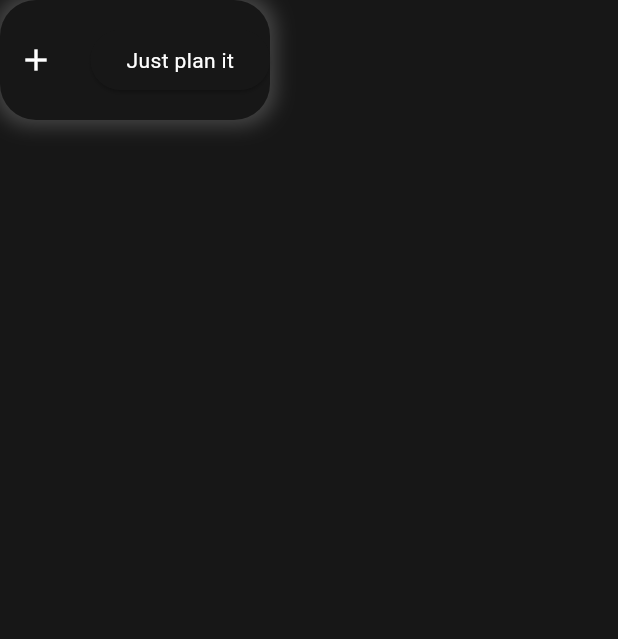
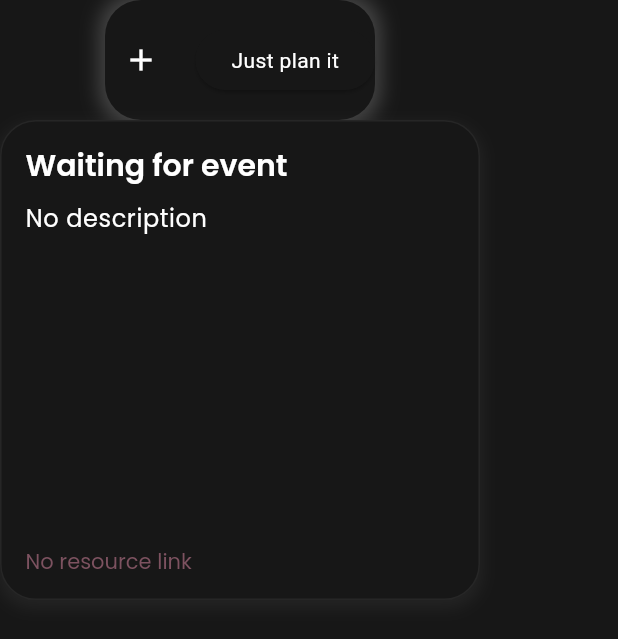
Before and after one commit to wojtekbakun/JustPlanIt, a Flutter app: the screen it shows after launch, on a phone screen of 412 x 824 dp. Shown: the top 639 px of the screen. Run offline on Flutter 3.47's test engine with Material 3 defaults, Android fonts, the light colour scheme and no system bars; our stand-ins replace google_fonts, timeline_tile.

Commit message:
passing response to event model

```diff
--- a/lib/data/models/event.dart
+++ b/lib/data/models/event.dart
@@ -1,7 +1,39 @@
+class EventDetail {
+  final int taskNumber;
+  final String title;
+  final String description;
+  final String resourceLink;
+  final String resourceLinkTitle;
+  final String startDate;
+  final String endDate;
+
+  EventDetail({
+    required this.taskNumber,
+    required this.title,
+    required this.description,
+    required this.resourceLink,
+    required this.resourceLinkTitle,
+    required this.startDate,
+    required this.endDate,
+  });
+
+  factory EventDetail.fromJson(Map<String, dynamic> json) {
+    return EventDetail(
+      taskNumber: json['taskNumber'],
+      title: json['title'],
+      description: json['description'],
+      resourceLink: json['resourceLink'],
+      resourceLinkTitle: json['resourceLinkTitle'],
+      startDate: json['startDate'],
+      endDate: json['endDate'],
+    );
+  }
+}
+
 class EventModel {
   //final String id;
   final String eventName;
-  final List<Map<String, dynamic>> events;
+  final List<dynamic> events;
 
   EventModel({
     //required this.id,
@@ -10,15 +42,14 @@ class EventModel {
   });
 
   factory EventModel.fromJson(Map<String, dynamic> json) {
+    var eventsList = json['generatedPlan']['events'] as List;
+    List<EventDetail> events =
+        eventsList.map((e) => EventDetail.fromJson(e)).toList();
+
     return EventModel(
       //id: json['id'],
       eventName: json['generatedPlan']['eventName'],
-      events: json['generatedPlan']['events'],
+      events: events,
     );
   }
 }
-
-//send http request
-//receive http response
-//parse json
-//return EventModel
--- a/lib/presentation/screens/dashboard.dart
+++ b/lib/presentation/screens/dashboard.dart
@@ -1,11 +1,4 @@
-import 'package:calend/core/constants/keys.dart';
-import 'package:calend/services/api/api_endpoints.dart';
-import 'package:calend/services/api/api_headers.dart';
-import 'package:calend/services/api/api_service.dart';
-import 'package:calend/core/utils/step_radio.dart';
 import 'package:calend/presentation/widgets/tiles/tile_event/tile_event.dart';
-import 'package:calend/presentation/widgets/tiles/tile_single_day/tile_single_day.dart';
-import 'package:calend/presentation/widgets/tiles/tile_steps/tile_steps.dart';
 import 'package:calend/presentation/widgets/tiles/tile_prompt/tile_prompt.dart';
 import 'package:flutter/material.dart';
 
@@ -21,35 +14,12 @@ class _DashboardState extends State<Dashboard> {
   Widget build(BuildContext context) {
     return Scaffold(
         backgroundColor: Theme.of(context).colorScheme.surface,
-        body: Column(
+        body: const Column(
           children: [
-            const TilePrompt(),
-            // ElevatedButton(
-            //   onPressed: () async {
-            //     final response = await apiService.get(
-            //       endpoint: ApiEndpoints.getPlanForPie,
-            //       headers: ApiHeaders
-            //           .onlyBearerHeader, //!TODO remove bearer when auth is implemented
-            //     );
-            //     debugPrint(response.toString());
-            //   },
-            //   onLongPress: () async {
-            //     Map<String, String> generatePlanBody = {
-            //       'userInput':
-            //           'I want to learn to flutter programming in 3 days. I have no other plans.'
-            //     };
-
-            //     final response = await apiService.post(
-            //       endpoint: ApiEndpoints.generatePlan,
-            //       body: generatePlanBody,
-            //       headers: ApiHeaders
-            //           .onlyBearerHeader, //!TODO remove bearer when auth is implemented
-            //     );
-
-            //     debugPrint(response.toString());
-            //   },
-            //   child: const Text('Fetch events'),
-            // ),
+            TilePrompt(),
+            TileEvent(
+              title: 'Hello',
+            ),
           ],
         ));
   }
--- a/lib/presentation/widgets/tiles/tile_event/tile_event.dart
+++ b/lib/presentation/widgets/tiles/tile_event/tile_event.dart
@@ -20,23 +20,23 @@ class TileEvent extends StatelessWidget {
           crossAxisAlignment: CrossAxisAlignment.start,
           mainAxisAlignment: MainAxisAlignment.spaceBetween,
           children: [
-            // Padding(
-            //   padding: const EdgeInsets.only(bottom: 12.0),
-            //   child: Text(
-            //     event?.title ?? 'Waiting for event',
-            //     style: Theme.of(context).textTheme.headlineMedium,
-            //   ),
-            // ),
-            // Expanded(
-            //   child: Text(
-            //     event?.description ?? 'No description',
-            //     style: Theme.of(context).textTheme.bodySmall,
-            //   ),
-            // ),
-            // Text(
-            //   event?.resourceLinkTitle ?? 'No resource link',
-            //   style: Theme.of(context).textTheme.displaySmall,
-            // ),
+            Padding(
+              padding: const EdgeInsets.only(bottom: 12.0),
+              child: Text(
+                'Waiting for event',
+                style: Theme.of(context).textTheme.headlineMedium,
+              ),
+            ),
+            Expanded(
+              child: Text(
+                'No description',
+                style: Theme.of(context).textTheme.bodySmall,
+              ),
+            ),
+            Text(
+              'No resource link',
+              style: Theme.of(context).textTheme.displaySmall,
+            ),
           ],
         ),
       ),
--- a/lib/presentation/widgets/tiles/tile_prompt/tile_prompt.dart
+++ b/lib/presentation/widgets/tiles/tile_prompt/tile_prompt.dart
@@ -1,3 +1,5 @@
+import 'dart:convert';
+
 import 'package:calend/data/repositories/user_input_repository.dart';
 import 'package:calend/domain/usecases/submit_user_input_usecase.dart';
 import 'package:calend/services/api/api_service.dart';
@@ -31,11 +33,8 @@ class _TilePromptState extends State<TilePrompt> {
         controller: controller,
         onPressed: () async {
           // context.read<RadioStep>().selectStep(0);
-          // HttpService(baseUrl: 'http://localhost:4000')
-          //     .post('/generatePlan', {'userInput': controller.text});
-          debugPrint('Pressed: ${controller.text}');
           final response = await _submitUserInputUseCase(controller.text);
-          debugPrint('${response.body}');
+          EventModel event = EventModel.fromJson(jsonDecode(response.body));
         },
       ),
     );
@@ -55,7 +54,6 @@ class _TilePromptState extends State<TilePrompt> {
 
   @override
   void initState() {
-    // TODO: implement initState
     super.initState();
     final ApiService apiService = ApiService();
     final UserInputRepository userInputRepository =
--- a/lib/services/api/api_service.dart
+++ b/lib/services/api/api_service.dart
@@ -25,7 +25,7 @@ class ApiService {
         ),
         body: body,
         headers: headers ?? {});
-    if (response.statusCode == 200) {
+    if (response.statusCode == 201) {
       return response;
     } else {
       throw Exception('Failed to load data: ${response.statusCode}');
```
